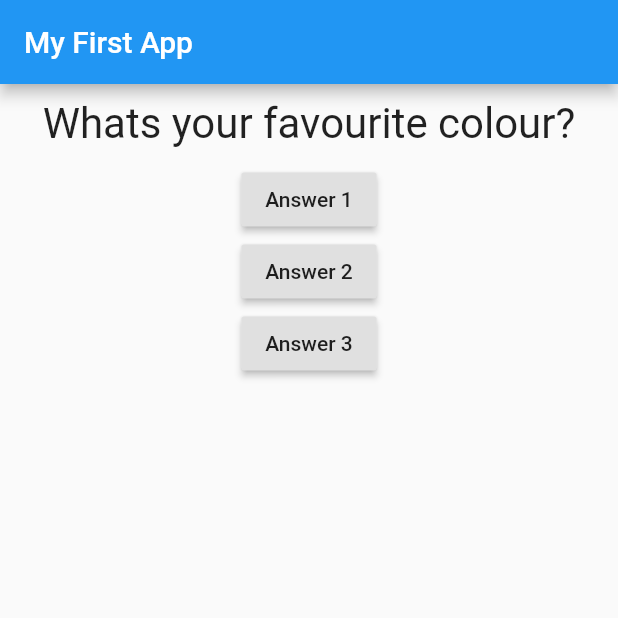
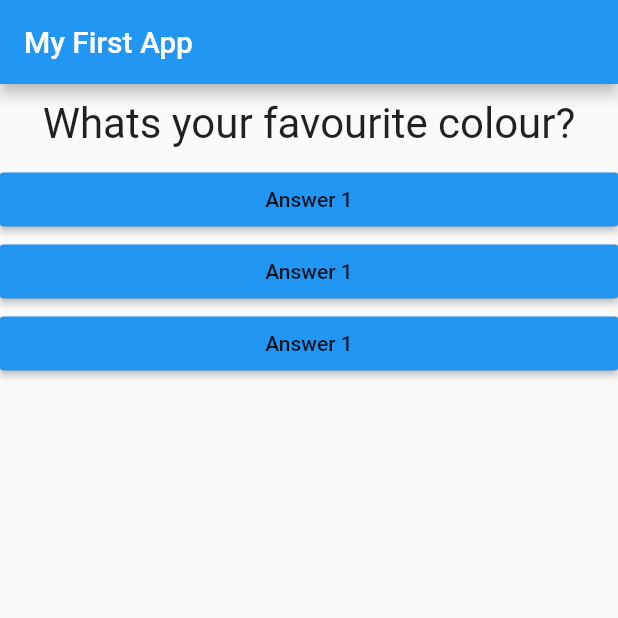
Before and after one commit to emmanueletti/flutter_complete_guide, a Flutter app: the screen it shows after launch, on a phone screen of 412 x 824 dp, the top half of it. Run offline on Flutter 3.47's test engine with Material 2 defaults, Android fonts, the phone set to English and light mode, and no system bars.

Commit message:
finished 4.3 in course

```diff
--- /dev/null
+++ b/lib/answer.dart
@@ -0,0 +1,25 @@
+import 'package:flutter/material.dart';
+
+class Answer extends StatelessWidget {
+  final VoidCallback _answerQuestion;
+
+  const Answer(this._answerQuestion, {Key? key}) : super(key: key);
+
+  @override
+  Widget build(BuildContext context) {
+    return Container(
+      // everything in Dart is an object, here we are accessing a static
+      // property on the "double" object.
+      // setting width as double.infinity makes it take up the entirety of the
+      // width space available.
+      width: double.infinity,
+      child: RaisedButton(
+        // providing color named argument with the value of a static property
+        // on an un-instantiated Colors class
+        color: Colors.blue,
+        child: Text('Answer 1'),
+        onPressed: _answerQuestion,
+      ),
+    );
+  }
+}
--- a/lib/main.dart
+++ b/lib/main.dart
@@ -1,5 +1,6 @@
 import 'package:flutter/material.dart';
 import './question.dart';
+import './answer.dart';
 
 // Note:
 // all widgets are classes that extend a base widget in Flutter
@@ -10,14 +11,13 @@ class MyApp extends StatefulWidget {
   State<StatefulWidget> createState() => _MyAppState();
 }
 
-// state object that will be returned by MyApp
 class _MyAppState extends State<MyApp> {
   final questions = [
     "Whats your favourite colour?",
     "What's your favourite animal?"
   ];
 
-  // using var instead of the type "int" as it is better practise to
+  // Using var instead of the type "int" as it is better practise to
   // rely on type inference for simple things like this,
   // type inference is activated because the variable is initilized to a value
   // if not initialized, then we would need to specify the type
@@ -25,14 +25,18 @@ class _MyAppState extends State<MyApp> {
   var _questionIndex = 0;
 
   void _answerQuestion() {
+    // SetState is a function that takes a callback function to set properties
+    // in the _MyAppState object. When properties in the _MyAppState object
+    // change, Flutter does a re-render of the affect widgets.
     setState(() {
       _questionIndex++;
     });
+    // debugging prints
     print(_questionIndex);
     print('answer chosen');
   }
 
-// necesary override of the build method inherited from statelesswidget
+// Necesary override of the build method inherited from statelesswidget
 // returns a widget, which is a normal Dart object that extends StatefulWdiget
 // StatelessWidget and implements a build method
   @override
@@ -47,31 +51,9 @@ class _MyAppState extends State<MyApp> {
         // of widgets
         body: Column(children: <Widget>[
           Question(questions[_questionIndex]),
-          RaisedButton(
-            child: Text('Answer 1'),
-            // can add callback function for event listener:
-            // 1 - as a named function
-            onPressed: _answerQuestion,
-          ),
-          RaisedButton(
-            child: Text('Answer 2'),
-            // 2 - as an anonymous function in arrow syntax
-            // if only one line of expression to execute
-            // anonymous function format only used when you won't need
-            // to re-use the function
-            // onPressed: () => print('answer chosen'),
-            onPressed: _answerQuestion,
-          ),
-          RaisedButton(
-            child: Text('Answer 3'),
-            // 3 - as an anonymous function with more lines of expression
-            // invovled
-            // onPressed: () {
-            //   // ...code
-            //   print('answer chosen');
-            // }
-            onPressed: _answerQuestion,
-          ),
+          Answer(_answerQuestion),
+          Answer(_answerQuestion),
+          Answer(_answerQuestion),
         ]),
       ),
     );
--- a/lib/question.dart
+++ b/lib/question.dart
@@ -1,17 +1,20 @@
 import 'package:flutter/material.dart';
 
 class Question extends StatelessWidget {
+  // property
+  final String questionText;
+
   // contructor
   const Question(this.questionText, {Key? key}) : super(key: key);
-
-  // property
-  final String questionText;
 
   // necesary override of the build method inherited from statelesswidget
   @override
   Widget build(BuildContext context) {
     return Container(
       width: double.infinity,
+      // const EdgeInsets.all(10) is the syntax for a passing info to a custom
+      // constructor "all" that takes arguments to produce pre-configured
+      // object instances
       margin: const EdgeInsets.all(10),
       child: Text(
         questionText,
```
